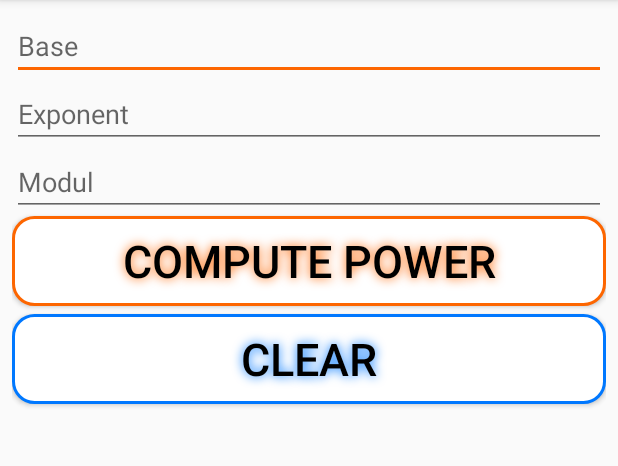
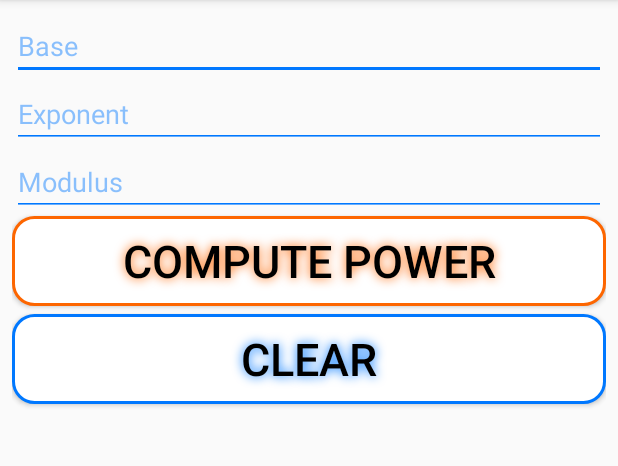
Before and after one commit to XaviSanta/PowerModCalculator-App, an Android app: the PowerMod screen opened directly, with no data from a screen before it, on a phone screen of 412 x 824 dp, the part 84-550 px from its top. Run offline under Robolectric (Android 15) with nearby library versions, the phone set to English and light mode, and no system bars.

Commit message:
some colors

```diff
--- a/src/main/res/layout/activity_euclidean.xml
+++ b/src/main/res/layout/activity_euclidean.xml
@@ -23,6 +23,9 @@
         app:layout_constraintTop_toTopOf="parent">
 
         <EditText
+            android:textColorHint="@color/hint"
+            android:backgroundTint="@color/colorPrimary"
+            android:textColor="@color/colorPrimary"
             android:id="@+id/textView0"
             android:layout_width="match_parent"
             android:layout_height="wrap_content"
@@ -30,6 +33,9 @@
             android:hint="First number"/>
 
         <EditText
+            android:textColorHint="@color/hint"
+            android:backgroundTint="@color/colorPrimary"
+            android:textColor="@color/colorPrimary"
             android:id="@+id/textView1"
             android:layout_width="match_parent"
             android:layout_height="wrap_content"
--- a/src/main/res/layout/activity_inverse.xml
+++ b/src/main/res/layout/activity_inverse.xml
@@ -25,6 +25,9 @@
         app:layout_constraintTop_toTopOf="parent">
 
         <EditText
+            android:textColorHint="@color/hint"
+            android:backgroundTint="@color/colorPrimary"
+            android:textColor="@color/colorPrimary"
             android:id="@+id/textView0"
             android:layout_width="match_parent"
             android:layout_height="wrap_content"
@@ -32,6 +35,9 @@
             android:inputType="numberDecimal" />
 
         <EditText
+            android:textColorHint="@color/hint"
+            android:backgroundTint="@color/colorPrimary"
+            android:textColor="@color/colorPrimary"
             android:id="@+id/textView1"
             android:layout_width="match_parent"
             android:layout_height="wrap_content"
--- a/src/main/res/layout/activity_power_mod.xml
+++ b/src/main/res/layout/activity_power_mod.xml
@@ -24,6 +24,9 @@
         app:layout_constraintTop_toTopOf="parent">
 
         <EditText
+            android:textColorHint="@color/hint"
+            android:backgroundTint="@color/colorPrimary"
+            android:textColor="@color/colorPrimary"
             android:id="@+id/base"
             android:layout_width="match_parent"
             android:layout_height="wrap_content"
@@ -31,6 +34,9 @@
             android:hint="Base"/>
 
         <EditText
+            android:textColorHint="@color/hint"
+            android:backgroundTint="@color/colorPrimary"
+            android:textColor="@color/colorPrimary"
             android:id="@+id/exponent"
             android:layout_width="match_parent"
             android:layout_height="wrap_content"
@@ -38,11 +44,14 @@
             android:hint="Exponent"/>
 
         <EditText
+            android:textColorHint="@color/hint"
+            android:backgroundTint="@color/colorPrimary"
+            android:textColor="@color/colorPrimary"
             android:id="@+id/modulus"
             android:layout_width="match_parent"
             android:layout_height="wrap_content"
             android:inputType="numberDecimal"
-            android:hint="Modul"/>
+            android:hint="Modulus"/>
 
         <Button
             android:id="@+id/button"
--- a/src/main/res/values/colors.xml
+++ b/src/main/res/values/colors.xml
@@ -5,4 +5,5 @@
     <color name="colorAccent">#fd6600</color>
     <color name="result">#0078ff</color>
     <color name="redd">#ab0505</color>
+    <color name="hint">#730078ff</color>
 </resources>
```
